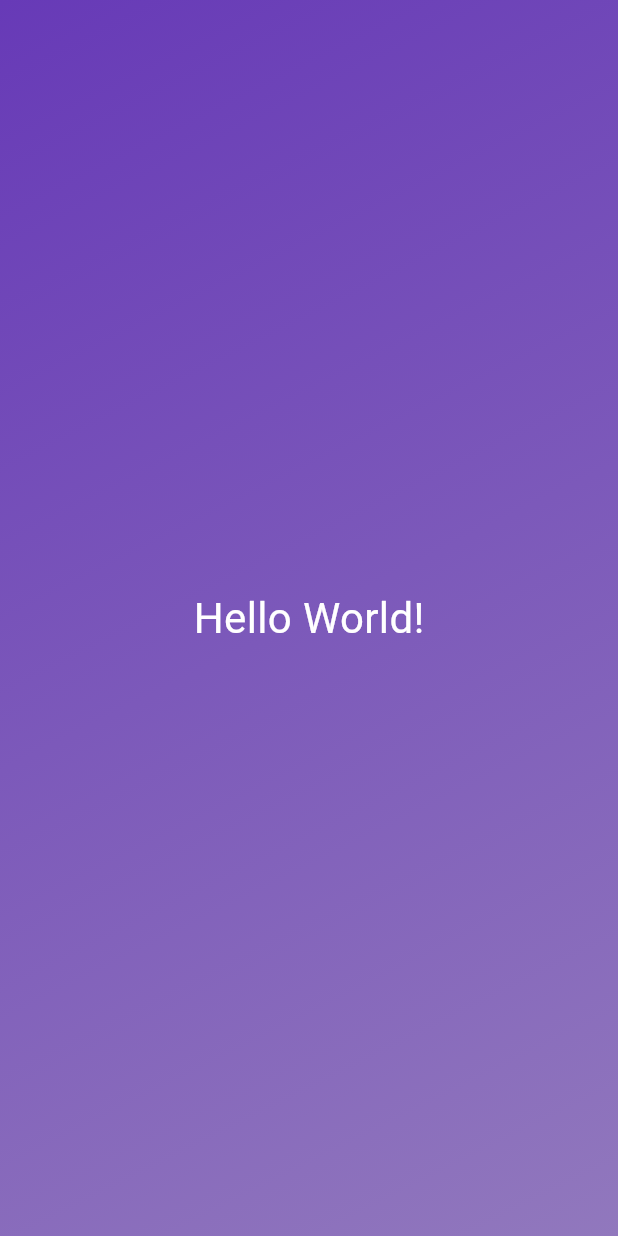
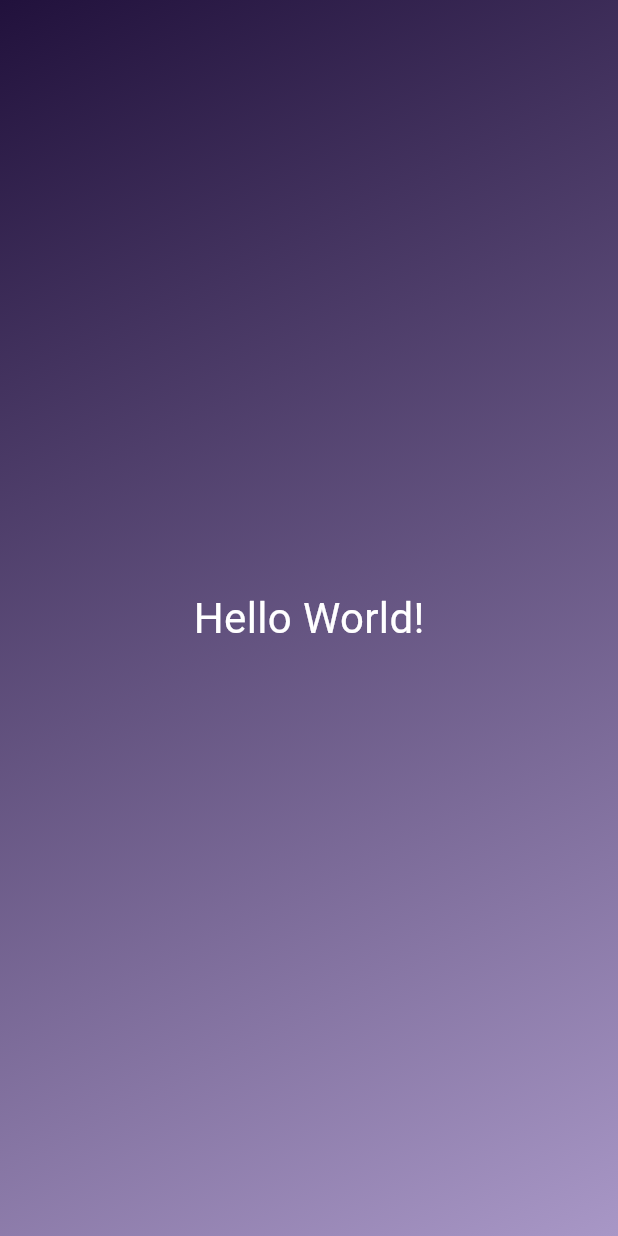
Before and after one commit to twjin03/flutter_udemy, a Flutter app: the screen it shows after launch, on a phone screen of 412 x 824 dp. Run offline on Flutter 3.47's test engine with Material 3 defaults, Android fonts, the phone set to English and light mode, and no system bars.

Commit message:
fix: Color 인수 값 넘겨주기

```diff
--- a/basics/lib/gradient_container.dart
+++ b/basics/lib/gradient_container.dart
@@ -5,14 +5,17 @@ const startAlignment = Alignment.topLeft;
 const endAlignment = Alignment.bottomRight;
 
 class GradientContainer extends StatelessWidget {
-  const GradientContainer({super.key});
+  const GradientContainer(this.color1, this.color2, {super.key});
+
+  final Color color1;
+  final Color color2;
 
   @override
   Widget build(ctx) {
     return Container(
-      decoration: const BoxDecoration(
+      decoration: BoxDecoration(
         gradient: LinearGradient(
-          colors: [Colors.deepPurple, const Color.fromARGB(255, 145, 120, 189)],
+          colors: [color1, color2],
           begin: startAlignment,
           end: endAlignment,
         ),
@@ -21,3 +24,23 @@ class GradientContainer extends StatelessWidget {
     );
   }
 }
+
+// class GradientContainer extends StatelessWidget {
+//   const GradientContainer({super.key, required this.colors});
+
+//   final List<Color> colors;
+
+//   @override
+//   Widget build(ctx) {
+//     return Container(
+//       decoration: BoxDecoration(
+//         gradient: LinearGradient(
+//           colors: colors,
+//           begin: startAlignment,
+//           end: endAlignment,
+//         ),
+//       ),
+//       child: Center(child: StyledText('Hello World!')),
+//     );
+//   }
+// }
```
Also changed, not shown: basics/lib/main.dart (+10 -1 lines).
